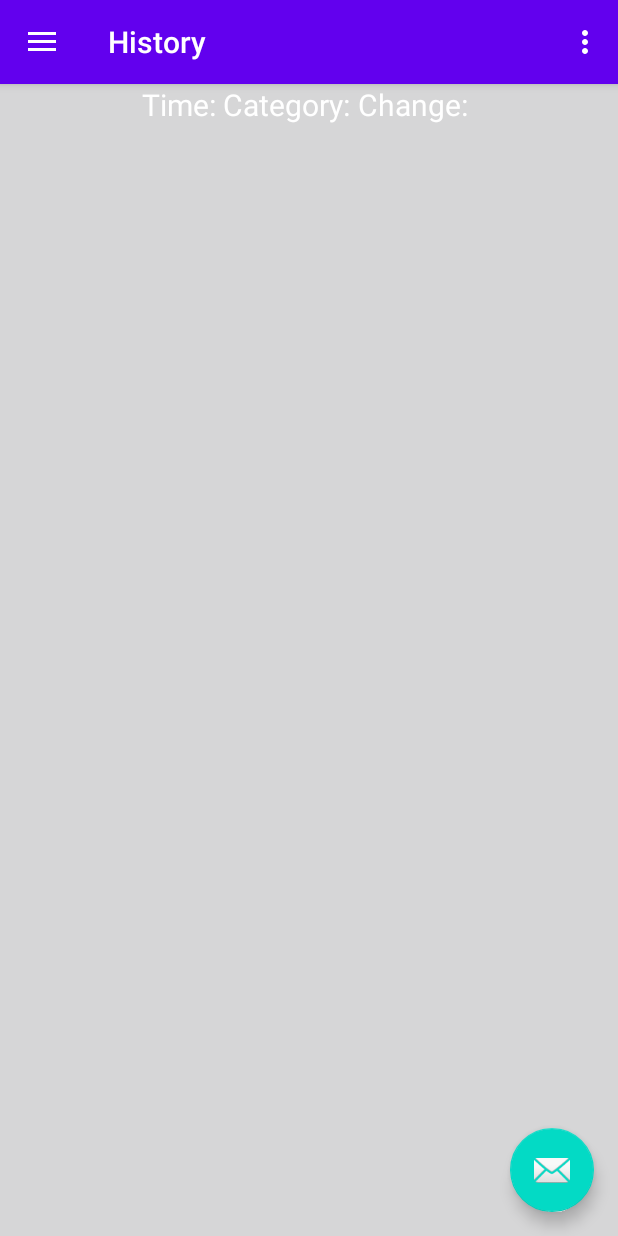
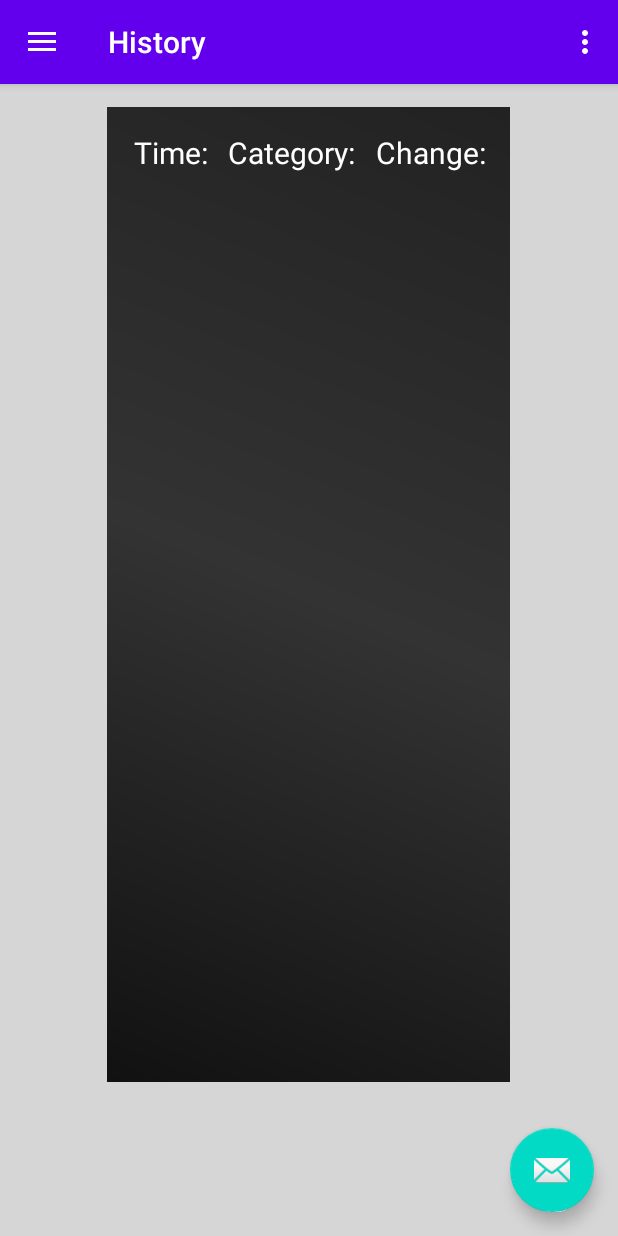
Before and after one commit to idhant/SIT305, an Android app: the screen it shows after launch once a user with an empty profile is signed in (MainActivity), in the side drawer, after a tap on "History", on a phone screen of 412 x 824 dp. Run offline under Robolectric (Android 15) with nearby library versions, the phone set to English and light mode, and no system bars; our stand-ins replace Firebase (no records; nobody signed in at launch, a user with empty details on screens opened directly), navigation-ui.

Commit message:
Add styling to history fragment

```diff
--- a/Source/MainApp/app/src/main/java/com/example/academymanagement/ui/history/HistoryFragment.java
+++ b/Source/MainApp/app/src/main/java/com/example/academymanagement/ui/history/HistoryFragment.java
@@ -115,21 +115,26 @@ public class HistoryFragment extends Fragment{
 
         TableRow.LayoutParams layoutParamsHeading = new TableRow.LayoutParams(TableRow.LayoutParams.WRAP_CONTENT);
         tableRowHeading.setLayoutParams(layoutParamsHeading);
+        tableRowHeading.setPadding(5,5,5,5);
 
         tableRowTimeHeading.setText("Time: ");
         tableRowTimeHeading.setTextColor(Color.WHITE);
         tableRowTimeHeading.setGravity(Gravity.CENTER);
         tableRowTimeHeading.setTextSize(20);
+        tableRowTimeHeading.setPadding(5,5,5,5);
+        //tableRowTimeHeading.setBackground(Color.GRAY);
         tableRowHeading.addView(tableRowTimeHeading);
         tableRowCategoryHeading.setText("Category: ");
         tableRowCategoryHeading.setTextColor(Color.WHITE);
         tableRowCategoryHeading.setGravity(Gravity.CENTER);
         tableRowCategoryHeading.setTextSize(20);
+        tableRowCategoryHeading.setPadding(5,5,5,5);
         tableRowHeading.addView(tableRowCategoryHeading);
         tableRowChangeHeading.setText("Change: ");
         tableRowChangeHeading.setTextColor(Color.WHITE);
         tableRowChangeHeading.setGravity(Gravity.CENTER);
         tableRowChangeHeading.setTextSize(20);
+        tableRowChangeHeading.setPadding(5,5,5,5);
         tableRowHeading.addView(tableRowChangeHeading);
 
         tableLayout.addView(tableRowHeading, 0);
@@ -158,8 +163,8 @@ public class HistoryFragment extends Fragment{
                                 tableRowChange = new TextView(getActivity());
 
                                 TableRow.LayoutParams layoutParams = new TableRow.LayoutParams(TableRow.LayoutParams.WRAP_CONTENT);
-                                //TableRow.LayoutParams margin = new TableRow.LayoutParams(TableRow.LayoutParams)
                                 row.setLayoutParams(layoutParams);
+                                row.setPadding(5,5,5,5);
 
                                 Long date = history.getTime().getTime();
                                 Date newdate = new Date(date);
@@ -173,17 +178,20 @@ public class HistoryFragment extends Fragment{
                                 tableRowTime.setTextColor(Color.WHITE);
                                 tableRowTime.setGravity(Gravity.CENTER);
                                 tableRowTime.setTextSize(18);
+                                tableRowTime.setPadding(5,5,5,5);
                                 row.addView(tableRowTime);
                                 tableRowCategory.setText(history.getCategory());
                                 tableRowCategory.setTextColor(Color.WHITE);
                                 tableRowCategory.setGravity(Gravity.CENTER);
                                 tableRowCategory.setTextSize(18);
+                                tableRowCategory.setPadding(5,5,5,5);
                                 row.addView(tableRowCategory);
                                 int change = history.getChange();
                                 tableRowChange.setText("" + change);
                                 tableRowChange.setTextColor(Color.WHITE);
                                 tableRowChange.setGravity(Gravity.CENTER);
                                 tableRowChange.setTextSize(18);
+                                tableRowChange.setPadding(5,5,5,5);
                                 row.addView(tableRowChange);
 
                                 //tableLayout.addView(row);
--- a/Source/MainApp/app/src/main/java/com/example/academymanagement/ui/reward/RewardFragment.java
+++ b/Source/MainApp/app/src/main/java/com/example/academymanagement/ui/reward/RewardFragment.java
@@ -101,6 +101,10 @@ public class RewardFragment extends Fragment{
         rewardPointsText = root.findViewById(R.id.fragment_reward_reward_points);
 
         CheckCurrentUser();
+
+        rewardOneButton.setBackground(null);
+        rewardTwoButton.setBackground(null);
+        rewardThreeButton.setBackground(null);
 
         // Storing the path of collection(rewards)/document(email of user)
         docRefRewardOne = db.collection("rewards").document("rewardOne");
--- /dev/null
+++ b/Source/MainApp/app/src/main/res/drawable/background_fragment_history.xml
@@ -0,0 +1,10 @@
+<?xml version="1.0" encoding="utf-8"?>
+<shape xmlns:android="http://schemas.android.com/apk/res/android"
+    android:shape="rectangle">
+    <gradient
+        android:angle="225"
+        android:gradientRadius="200dp"
+        android:startColor="#222"
+        android:centerColor="#333"
+        android:endColor="#111" />
+</shape>
--- a/Source/MainApp/app/src/main/res/layout/fragment_history.xml
+++ b/Source/MainApp/app/src/main/res/layout/fragment_history.xml
@@ -40,12 +40,15 @@
                 android:id="@+id/fragment_history_table_layout"
                 android:layout_width="match_parent"
                 android:layout_height="650dp"
+                android:layout_marginTop="15dp"
+                android:gravity="top"
+                android:padding="10dp"
+                android:stretchColumns="*"
+                android:background="@drawable/background_fragment_history"
                 app:layout_constraintBottom_toBottomOf="parent"
                 app:layout_constraintTop_toTopOf="parent"
                 app:layout_constraintVertical_bias="0.962"
                 tools:layout_editor_absoluteX="0dp">
-
-
             </TableLayout>
 
         </RelativeLayout>
```
Also changed, not shown: Source/MainApp/app/src/main/res/layout/fragment_reward.xml (+8 -5 lines), Source/MainApp/app/src/main/res/values/styles.xml (+7 -0 lines).
